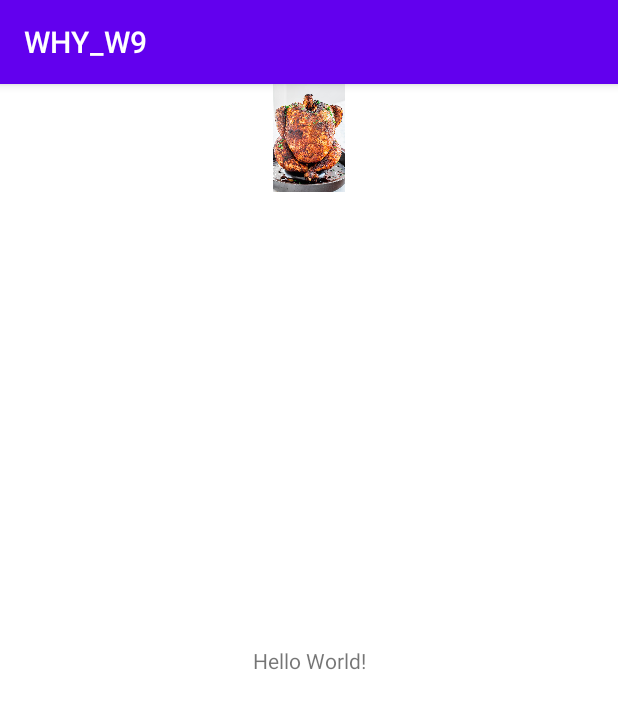
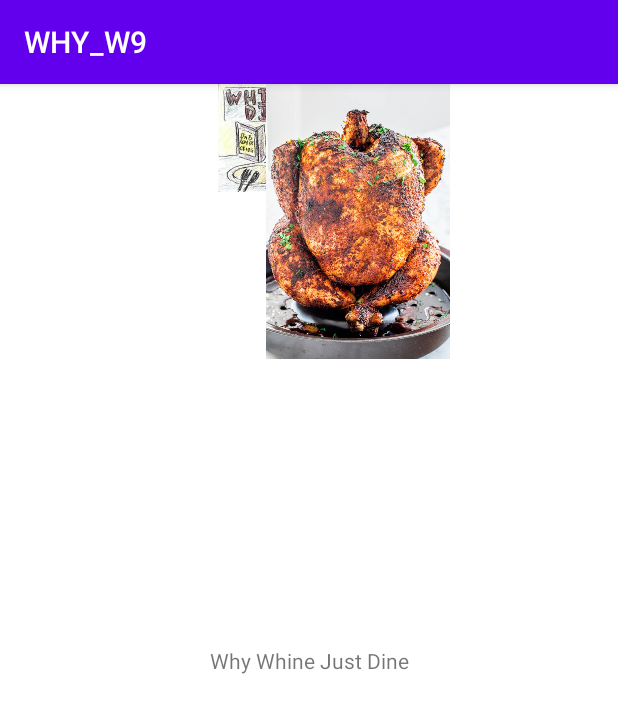
Before and after one commit to Jc2375/WHY_W9, an Android app: the screen it shows after launch (MainActivity), on a phone screen of 412 x 824 dp. Shown: the top 713 px of the screen. Run offline under Robolectric (Android 15) with nearby library versions, the phone set to English and light mode, and no system bars.

Commit message:
base files

```diff
--- a/app/src/main/res/layout/activity_main.xml
+++ b/app/src/main/res/layout/activity_main.xml
@@ -9,15 +9,25 @@
     <TextView
         android:layout_width="wrap_content"
         android:layout_height="wrap_content"
-        android:text="Hello World!"
+        android:text="Why Whine Just Dine"
         app:layout_constraintBottom_toBottomOf="parent"
         app:layout_constraintLeft_toLeftOf="parent"
         app:layout_constraintRight_toRightOf="parent"
         app:layout_constraintTop_toTopOf="parent" />
-    <ImageView android:src="@drawable/beer_can_chicken_1_7"
+
+    <ImageView
         android:layout_width="wrap_content"
         android:layout_height="72dp"
-        android:layout_marginBottom="24dp"
-        android:layout_gravity="center_horizontal" />
+        android:layout_gravity="center_horizontal"
+        android:src="@drawable/why9logo"
+        tools:layout_editor_absoluteX="25dp"
+        tools:layout_editor_absoluteY="16dp" />
 
+    <ImageView
+        android:layout_width="477dp"
+        android:layout_height="183dp"
+        android:layout_gravity="center_horizontal"
+        android:src="@drawable/beer_can_chicken_1_7"
+        tools:layout_editor_absoluteX="-33dp"
+        tools:layout_editor_absoluteY="129dp" />
 </androidx.constraintlayout.widget.ConstraintLayout>
```
Also changed, not shown: app/src/main/res/drawable/why9logo.PNG (added).
